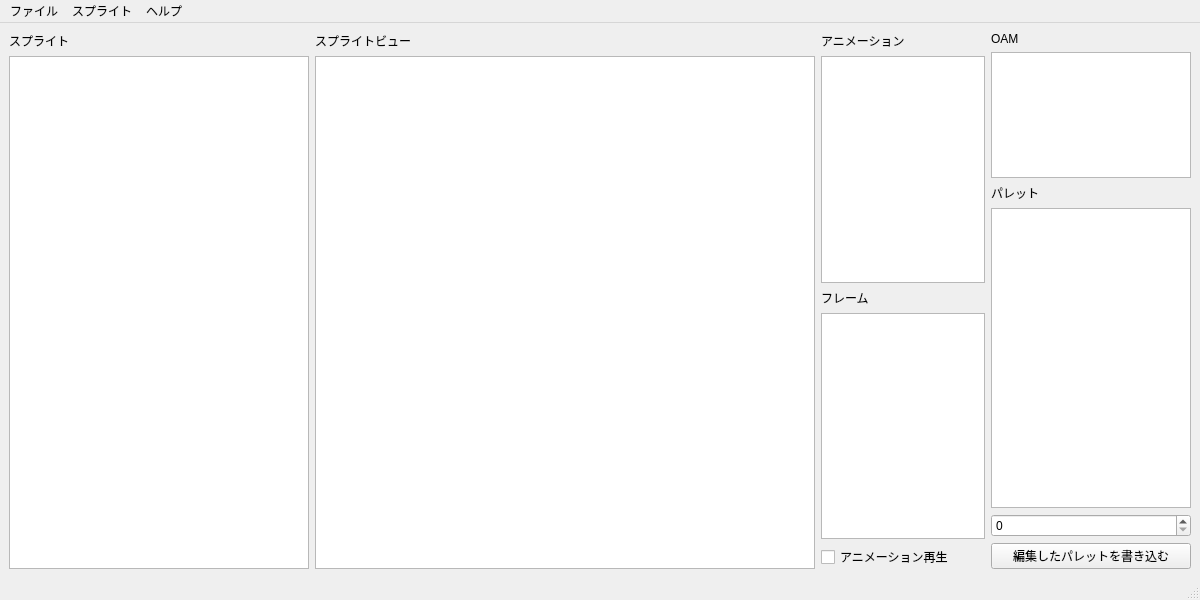
Qt form EXESpriteReader.ui (idealexe/EXE6_Tools) before a commit.
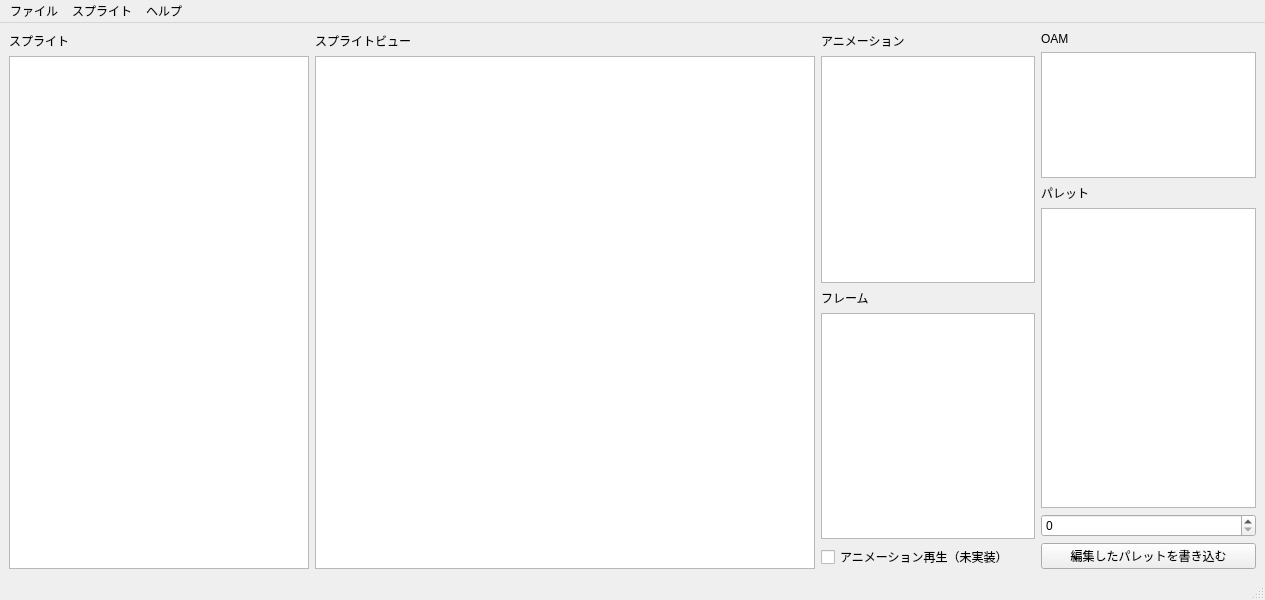
The same form after that commit.

```diff
--- a/EXESpriteReader.ui
+++ b/EXESpriteReader.ui
@@ -6,7 +6,7 @@
    <rect>
     <x>0</x>
     <y>0</y>
-    <width>1200</width>
+    <width>1265</width>
     <height>600</height>
    </rect>
   </property>
@@ -146,7 +146,7 @@
         <item>
          <widget class="QCheckBox" name="animCheck">
           <property name="text">
-           <string>アニメーション再生</string>
+           <string>アニメーション再生（未実装）</string>
           </property>
          </widget>
         </item>
@@ -224,8 +224,8 @@
     <rect>
      <x>0</x>
      <y>0</y>
-     <width>1200</width>
-     <height>21</height>
+     <width>1265</width>
+     <height>24</height>
     </rect>
    </property>
    <widget class="QMenu" name="fileMenu">
```
Left out of the diff: 26 changed lines with no effect on the pictures.
